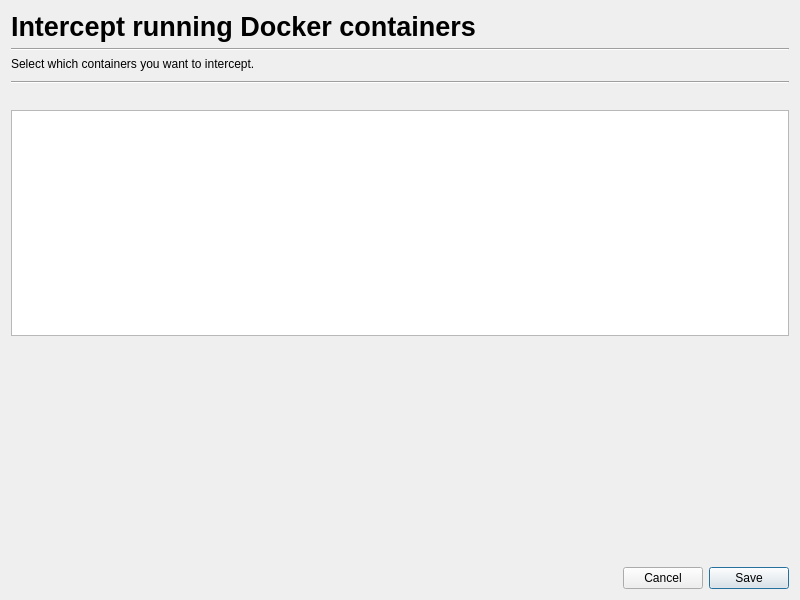
Old version of the form src/network/ui/ui_containers_dialog.ui in the repository evanrolfe/trayce_gui.
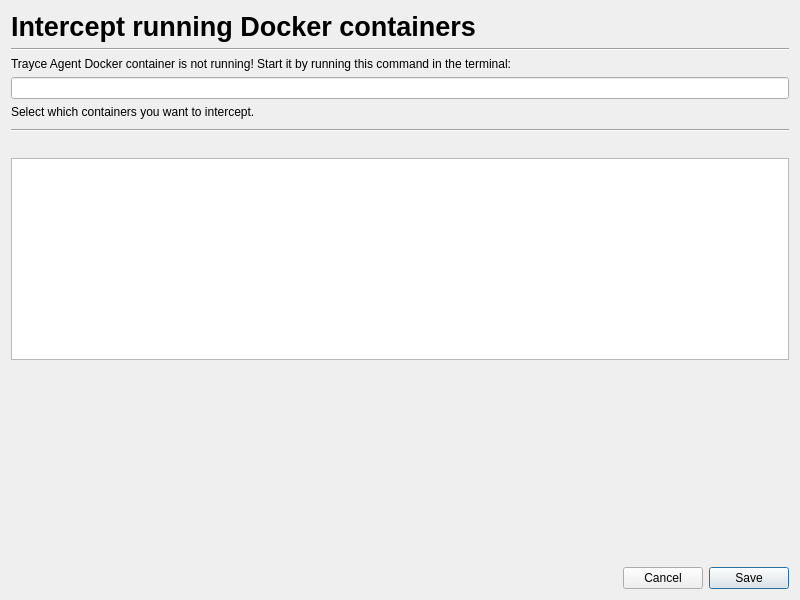
New version of the form.

What changed in the file:
```diff
--- a/src/network/ui/ui_containers_dialog.ui
+++ b/src/network/ui/ui_containers_dialog.ui
@@ -43,7 +43,17 @@
     </widget>
    </item>
    <item>
-    <layout class="QVBoxLayout" name="verticalLayout_2">
+    <widget class="QLabel" name="dockerStartLabel">
+     <property name="text">
+      <string>Trayce Agent Docker container is not running! Start it by running this command in the terminal:</string>
+     </property>
+    </widget>
+   </item>
+   <item>
+    <widget class="QLineEdit" name="dockerCmdInput"/>
+   </item>
+   <item>
+    <layout class="QVBoxLayout" name="selectContainerLayout">
      <property name="spacing">
       <number>10</number>
      </property>
@@ -51,7 +61,7 @@
       <number>20</number>
      </property>
      <item>
-      <widget class="QLabel" name="label">
+      <widget class="QLabel" name="selectContainerLabel">
        <property name="text">
         <string>Select which containers you want to intercept.</string>
        </property>
@@ -64,7 +74,7 @@
       </widget>
      </item>
      <item>
-      <widget class="Line" name="line2">
+      <widget class="Line" name="selectContainerLine">
        <property name="orientation">
         <enum>Qt::Horizontal</enum>
        </property>
```
